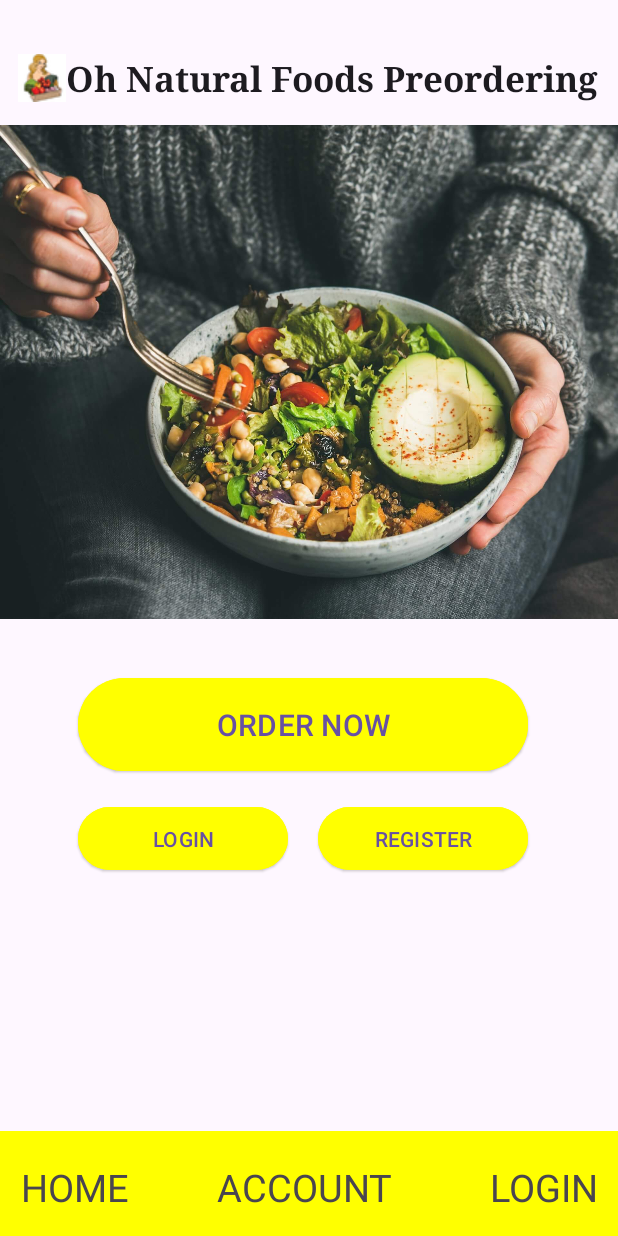
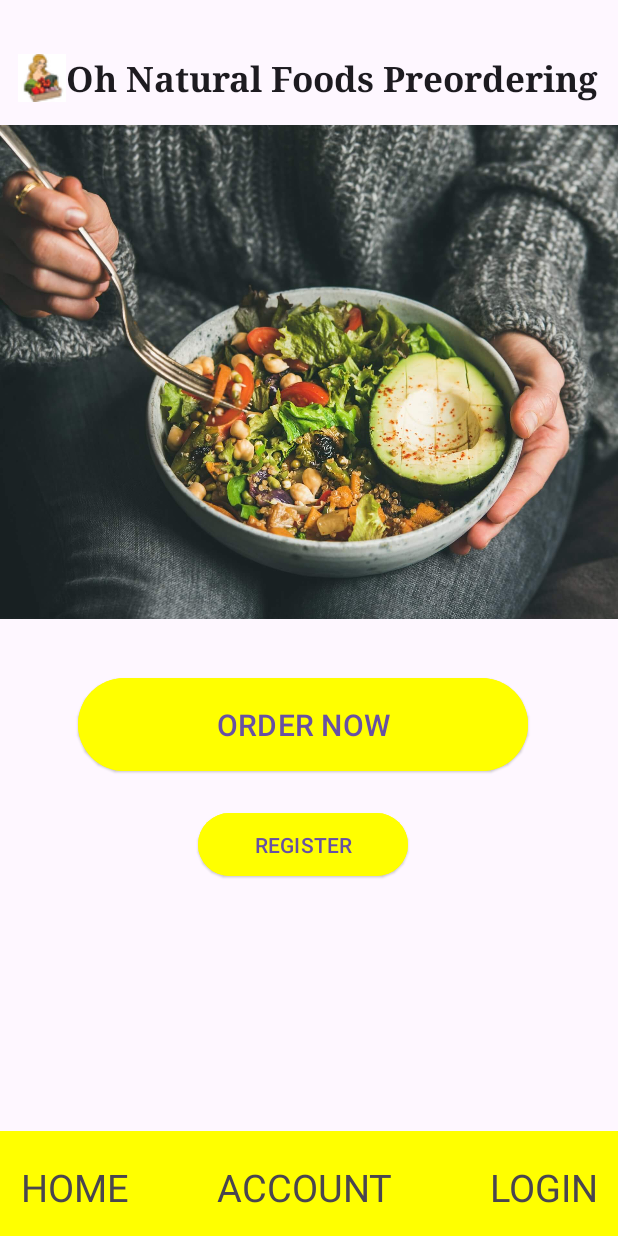
Before and after one commit to patrickma6199/oh_nat_foods_order, an Android app: the screen it shows after launch (MainActivity), on a phone screen of 412 x 824 dp. Run offline under Robolectric (Android 15) with nearby library versions, the phone set to English and light mode, and no system bars.

Commit message:
finished initial home page and mapped buttons

```diff
--- a/oh_nat_foods_order/app/src/main/java/com/example/oh_nat_foods_order/MainActivity.java
+++ b/oh_nat_foods_order/app/src/main/java/com/example/oh_nat_foods_order/MainActivity.java
@@ -2,14 +2,28 @@ package com.example.oh_nat_foods_order;
 
 import androidx.appcompat.app.AppCompatActivity;
 
+import android.content.Intent;
 import android.os.Bundle;
+import android.widget.Toast;
 
 public class MainActivity extends AppCompatActivity {
-
 
     @Override
     protected void onCreate(Bundle savedInstanceState) {
         super.onCreate(savedInstanceState);
         setContentView(R.layout.activity_main);
     }
+
+    public void onLogin() {
+        Intent toLogin = new Intent(this,Login.class);
+        startActivity(toLogin);
+    }
+
+    public void onRegister() {
+        Intent toRegister = new Intent(this, register.class);
+    }
+
+    public void onHome() {
+        Toast.makeText(this, "You are already in the Home Page!", Toast.LENGTH_SHORT).show();
+    }
 }
--- a/oh_nat_foods_order/app/src/main/res/layout/activity_main.xml
+++ b/oh_nat_foods_order/app/src/main/res/layout/activity_main.xml
@@ -43,30 +43,20 @@
         android:hapticFeedbackEnabled="false"
         android:text="ORDER NOW"
         android:textSize="20dp"
+        android:onClick="onLogin"
         app:layout_constraintStart_toStartOf="parent"
         app:layout_constraintTop_toBottomOf="@+id/main_mainImage" />
 
     <Button
-        android:id="@+id/main_loginButton"
+        android:id="@+id/main_registerButton"
         style="@style/Widget.Material3.Button.ElevatedButton"
         android:layout_width="140dp"
         android:layout_height="50dp"
-        android:layout_marginStart="52dp"
-        android:layout_marginTop="16dp"
-        android:backgroundTint="#ffff00"
-        android:text="LOGIN"
-        app:layout_constraintStart_toStartOf="parent"
-        app:layout_constraintTop_toBottomOf="@+id/main_orderButton" />
-
-    <Button
-        android:id="@+id/main_registerButton"
-        android:layout_width="140dp"
-        style="@style/Widget.Material3.Button.ElevatedButton"
-        android:layout_height="50dp"
-        android:layout_marginStart="212dp"
-        android:layout_marginTop="16dp"
+        android:layout_marginStart="132dp"
+        android:layout_marginTop="20dp"
         android:backgroundTint="#ffff00"
         android:text="REGISTER"
+        android:onClick="onRegister"
         app:layout_constraintStart_toStartOf="parent"
         app:layout_constraintTop_toBottomOf="@+id/main_orderButton" />
 
@@ -86,6 +76,7 @@
         android:paddingBottom="20dp"
         android:text="HOME"
         android:textSize="25dp"
+        android:onClick="onHome"
         android:textAlignment="center"
         app:layout_constraintBottom_toBottomOf="parent"
         app:layout_constraintStart_toStartOf="parent"/>
@@ -100,6 +91,7 @@
         android:text="ACCOUNT"
         android:textAlignment="center"
         android:textSize="25dp"
+        android:onClick="onLogin"
         app:layout_constraintBottom_toBottomOf="parent"
         app:layout_constraintStart_toStartOf="parent" />
 
@@ -111,6 +103,7 @@
         android:paddingTop="20dp"
         android:paddingBottom="20dp"
         android:text="LOGIN"
+        android:onClick="onLogin"
         android:textAlignment="center"
         android:textSize="25dp"
         app:layout_constraintBottom_toBottomOf="parent"
```
